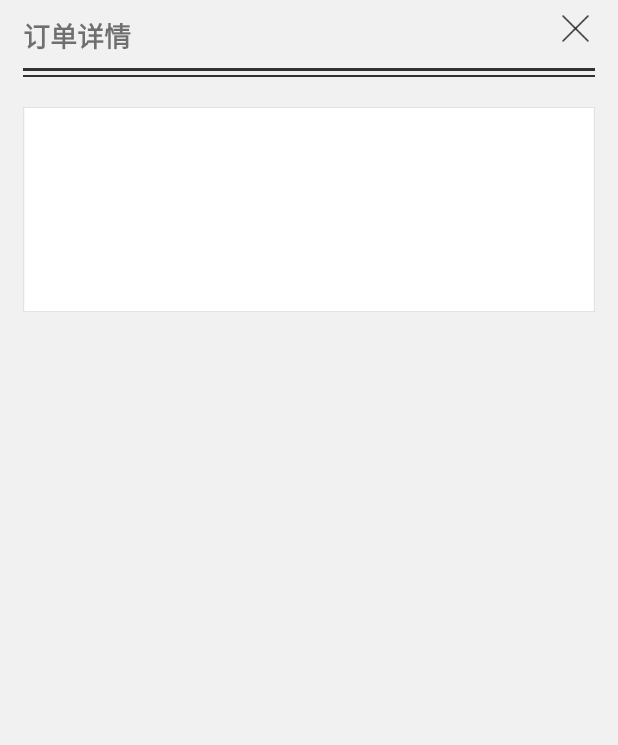
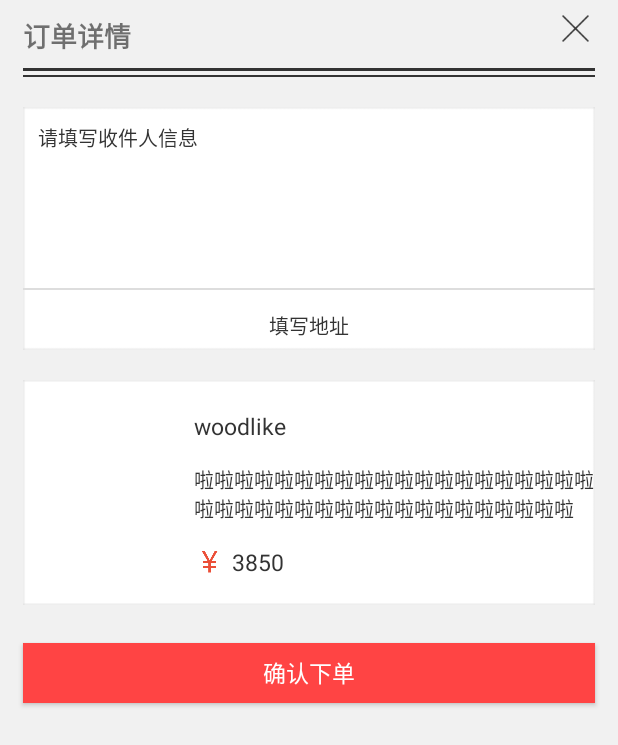
Before and after one commit to SuperNaruto/Mirror, an Android app: the layout activity_order_details.xml on its own in the app's theme, with its tools: preview values and no code run, on a phone screen of 412 x 824 dp. Shown: the top 745 px of the screen. Run offline under Robolectric (Android 15) with nearby library versions, the phone set to English and light mode, and no system bars.

Commit message:
订单详情

```diff
--- a/app/src/main/AndroidManifest.xml
+++ b/app/src/main/AndroidManifest.xml
@@ -28,6 +28,7 @@
         <activity android:name=".themeshare.ThemeShareActivity"/>
         <activity android:name=".Login.LoginActivity"/>
         <activity android:name=".Login.CreateAccountActivity"/>
+        <activity android:name=".shoppingcart.OrderDetailsActivity"/>
 
     </application>
 
--- a/app/src/main/res/layout/activity_details.xml
+++ b/app/src/main/res/layout/activity_details.xml
@@ -45,6 +45,7 @@
                 android:textColor="@color/goods_share_content_textColor" />
 
             <ImageView
+                android:id="@+id/details_buy_iv"
                 android:layout_width="wrap_content"
                 android:layout_height="wrap_content"
                 android:layout_alignParentRight="true"
--- a/app/src/main/res/layout/activity_order_details.xml
+++ b/app/src/main/res/layout/activity_order_details.xml
@@ -23,7 +23,7 @@
                 android:layout_marginBottom="@dimen/create_account_text_marginBottom"
                 android:layout_marginLeft="@dimen/create_account_text_marginLeft"
                 android:layout_weight="0.95"
-                android:text="@string/activity_order_details_text"
+                android:text="订单详情"
                 android:textSize="@dimen/create_account_text_textSize"
                 android:textStyle="bold" />
 
@@ -47,12 +47,116 @@
     <LinearLayout
         android:layout_width="match_parent"
         android:layout_height="wrap_content"
-        android:layout_marginLeft="@dimen/create_account_imageView_marginLeft"
-        android:layout_marginRight="@dimen/create_account_imageView_marginRight"
-        android:layout_marginTop="@dimen/activity_order_details_address_input_linearLayout_marginTop"
-        android:background="@mipmap/address_input">
+        android:layout_marginLeft="15dp"
+        android:layout_marginRight="15dp"
+        android:layout_marginTop="20dp"
+        android:background="@mipmap/address_input"
+        android:orientation="vertical">
+
+        <TextView
+            android:layout_width="wrap_content"
+            android:layout_height="wrap_content"
+            android:layout_marginLeft="10dp"
+            android:layout_marginTop="10dp"
+            android:text="请填写收件人信息"
+            android:textSize="13sp"
+            android:textColor="#333"/>
+
+        <View
+            android:layout_width="match_parent"
+            android:layout_height="1dip"
+            android:layout_marginTop="90dp"
+            android:background="#ddd" />
+
+        <LinearLayout
+            android:layout_width="match_parent"
+            android:layout_height="40dp"
+            android:orientation="vertical">
+
+            <TextView
+                android:layout_width="wrap_content"
+                android:layout_height="wrap_content"
+                android:layout_gravity="center_horizontal"
+                android:layout_marginTop="13dp"
+                android:text="填写地址"
+                android:textColor="#333"
+                android:textSize="13sp" />
+        </LinearLayout>
+    </LinearLayout>
+
+    <LinearLayout
+        android:layout_width="match_parent"
+        android:layout_height="150dp"
+        android:layout_marginLeft="15dp"
+        android:layout_marginRight="15dp"
+        android:layout_marginTop="20dp"
+        android:background="@mipmap/address_input"
+        android:orientation="horizontal">
+
+        <LinearLayout
+            android:layout_width="114dp"
+            android:layout_height="match_parent">
+
+            <ImageView
+                android:layout_width="match_parent"
+                android:layout_height="match_parent" />
+        </LinearLayout>
+
+        <LinearLayout
+            android:layout_width="match_parent"
+            android:layout_height="match_parent"
+            android:orientation="vertical">
+
+            <TextView
+                android:layout_width="wrap_content"
+                android:layout_height="wrap_content"
+                android:layout_marginTop="20dp"
+                android:text="woodlike"
+                android:textColor="#333"
+                android:textSize="15sp" />
+
+            <TextView
+                android:layout_width="match_parent"
+                android:layout_height="wrap_content"
+                android:layout_marginTop="15dp"
+                android:text="啦啦啦啦啦啦啦啦啦啦啦啦啦啦啦啦啦啦啦啦啦啦啦啦啦啦啦啦啦啦啦啦啦啦啦啦啦啦啦"
+                android:textColor="#333"
+                android:textSize="13sp" />
+
+            <LinearLayout
+                android:layout_width="match_parent"
+                android:layout_height="wrap_content"
+                android:layout_marginTop="15dp"
+                android:orientation="horizontal">
+
+                <ImageView
+                    android:layout_width="wrap_content"
+                    android:layout_height="wrap_content"
+                    android:src="@mipmap/order_money"
+                    android:layout_gravity="center_vertical"/>
+
+                <TextView
+                    android:layout_width="wrap_content"
+                    android:layout_height="wrap_content"
+                    android:layout_marginLeft="4dp"
+                    android:text="3850"
+                    android:textColor="#333"
+                    android:textSize="15sp"
+                    android:layout_gravity="center_vertical"/>
+            </LinearLayout>
+        </LinearLayout>
 
     </LinearLayout>
 
+    <Button
+        android:layout_width="match_parent"
+        android:layout_height="40dp"
+        android:layout_marginLeft="15dp"
+        android:layout_marginRight="15dp"
+        android:layout_marginTop="25dp"
+        android:background="@android:color/holo_red_light"
+        android:text="确认下单"
+        android:textColor="@android:color/white"
+        android:textSize="15sp" />
 
 </LinearLayout>
```
Also changed, not shown: app/src/main/java/com/example/vdllo/mirror/details/GoodsDetailsActivity.java (+9 -0 lines), app/src/main/java/com/example/vdllo/mirror/shoppingcart/AddAddressActivity.java (added, +23 -0 lines), app/src/main/java/com/example/vdllo/mirror/shoppingcart/OrderDetailsActivity.java (added, +24 -0 lines), app/src/main/res/layout/activity_addaddress.xml (added, +103 -0 lines), app/src/main/res/mipmap-xxhdpi/address_input.png (renamed from app/src/main/res/mipmap-xhdpi/address_input.png), app/src/main/res/mipmap-xxhdpi/order_details_money.png (added), app/src/main/res/mipmap-xxhdpi/order_money.png (added).
